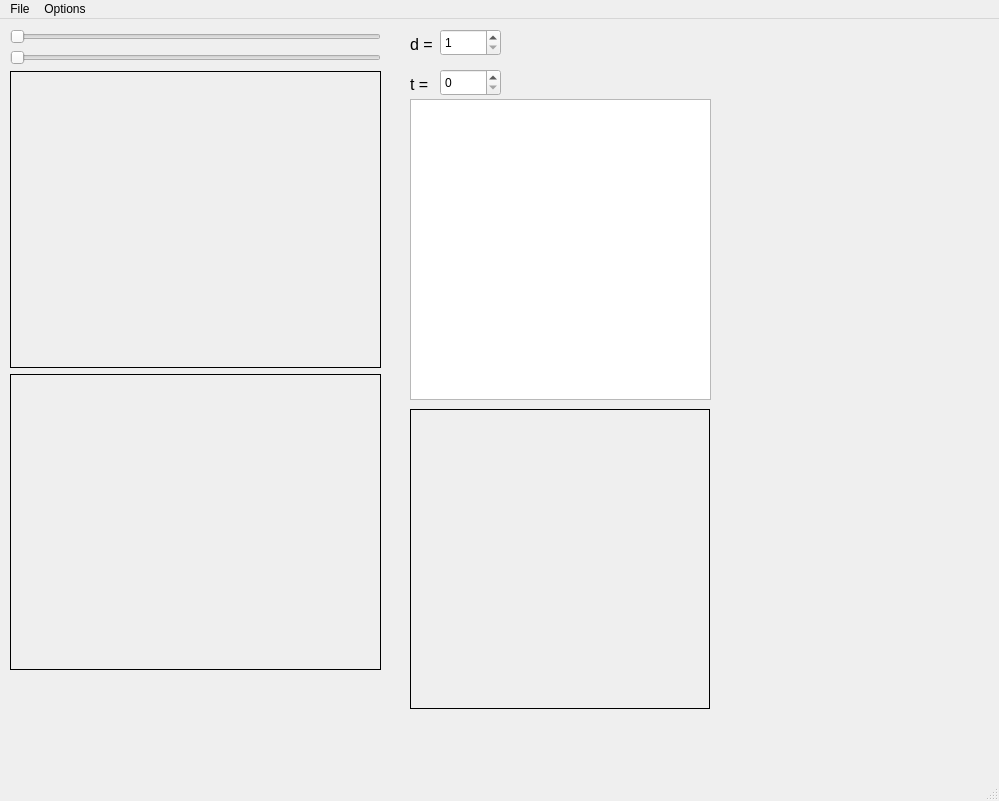
Above: 4dt-closest-points/mainwindow.ui from evsluzh/4dt-closest-points before the change. Below: the same form after it.
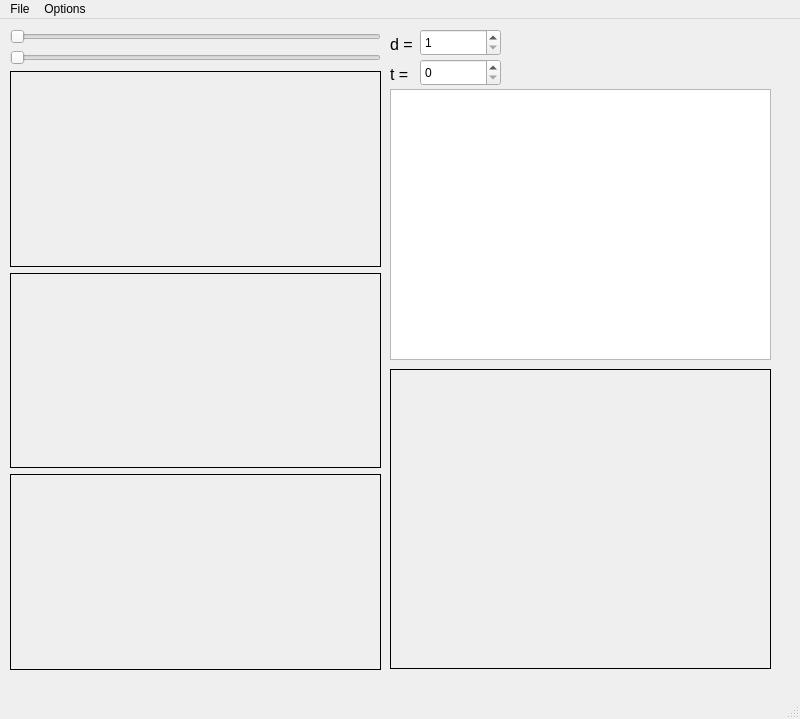
That is the form after the change.

What changed in the file:
```diff
--- a/4dt-closest-points/mainwindow.ui
+++ b/4dt-closest-points/mainwindow.ui
@@ -6,8 +6,8 @@
    <rect>
     <x>0</x>
     <y>0</y>
-    <width>999</width>
-    <height>801</height>
+    <width>800</width>
+    <height>719</height>
    </rect>
   </property>
   <property name="windowTitle">
@@ -17,9 +17,9 @@
    <widget class="QLabel" name="proection_yx">
     <property name="geometry">
      <rect>
-      <x>410</x>
-      <y>390</y>
-      <width>300</width>
+      <x>390</x>
+      <y>350</y>
+      <width>381</width>
       <height>300</height>
      </rect>
     </property>
@@ -33,10 +33,10 @@
    <widget class="QListWidget" name="listWidget">
     <property name="geometry">
      <rect>
-      <x>410</x>
-      <y>80</y>
-      <width>301</width>
-      <height>301</height>
+      <x>390</x>
+      <y>70</y>
+      <width>381</width>
+      <height>271</height>
      </rect>
     </property>
    </widget>
@@ -63,16 +63,6 @@
      </rect>
     </property>
     <layout class="QVBoxLayout" name="verticalLayout">
-     <item>
-      <widget class="QSlider" name="sliderT">
-       <property name="maximum">
-        <number>3600</number>
-       </property>
-       <property name="orientation">
-        <enum>Qt::Horizontal</enum>
-       </property>
-      </widget>
-     </item>
      <item>
       <widget class="QSlider" name="sliderD">
        <property name="minimum">
@@ -87,7 +77,17 @@
       </widget>
      </item>
      <item>
-      <widget class="QLabel" name="proection_xt">
+      <widget class="QSlider" name="sliderT">
+       <property name="maximum">
+        <number>3600</number>
+       </property>
+       <property name="orientation">
+        <enum>Qt::Horizontal</enum>
+       </property>
+      </widget>
+     </item>
+     <item>
+      <widget class="QLabel" name="projection_xt">
        <property name="frameShape">
         <enum>QFrame::Box</enum>
        </property>
@@ -106,12 +106,22 @@
        </property>
       </widget>
      </item>
+     <item>
+      <widget class="QLabel" name="projection_zt">
+       <property name="frameShape">
+        <enum>QFrame::Panel</enum>
+       </property>
+       <property name="text">
+        <string/>
+       </property>
+      </widget>
+     </item>
     </layout>
    </widget>
    <widget class="QLabel" name="label">
     <property name="geometry">
      <rect>
-      <x>410</x>
+      <x>390</x>
       <y>10</y>
       <width>26</width>
       <height>31</height>
@@ -132,9 +142,9 @@
    <widget class="QSpinBox" name="spinD">
     <property name="geometry">
      <rect>
-      <x>440</x>
+      <x>420</x>
       <y>10</y>
-      <width>61</width>
+      <width>81</width>
       <height>27</height>
      </rect>
     </property>
@@ -148,8 +158,8 @@
    <widget class="QLabel" name="label_2">
     <property name="geometry">
      <rect>
-      <x>410</x>
-      <y>50</y>
+      <x>390</x>
+      <y>40</y>
       <width>23</width>
       <height>31</height>
      </rect>
@@ -169,9 +179,9 @@
    <widget class="QSpinBox" name="spinT">
     <property name="geometry">
      <rect>
-      <x>440</x>
-      <y>50</y>
-      <width>61</width>
+      <x>420</x>
+      <y>40</y>
+      <width>81</width>
       <height>27</height>
      </rect>
     </property>
@@ -185,7 +195,7 @@
     <rect>
      <x>0</x>
      <y>0</y>
-     <width>999</width>
+     <width>800</width>
      <height>25</height>
     </rect>
    </property>
```
Left out of the diff: 4 changed lines with no effect on the pictures.
